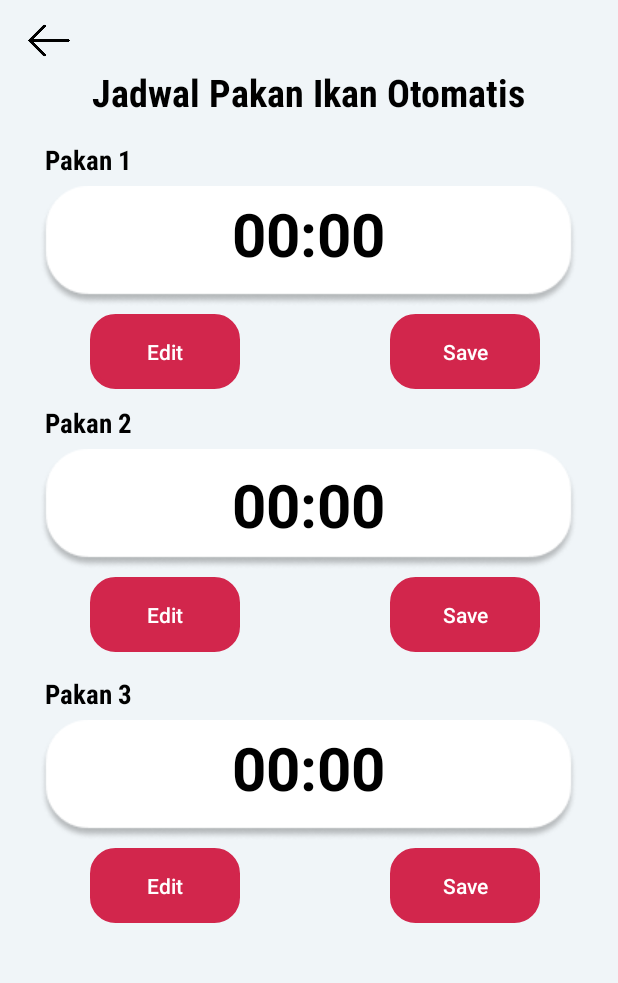
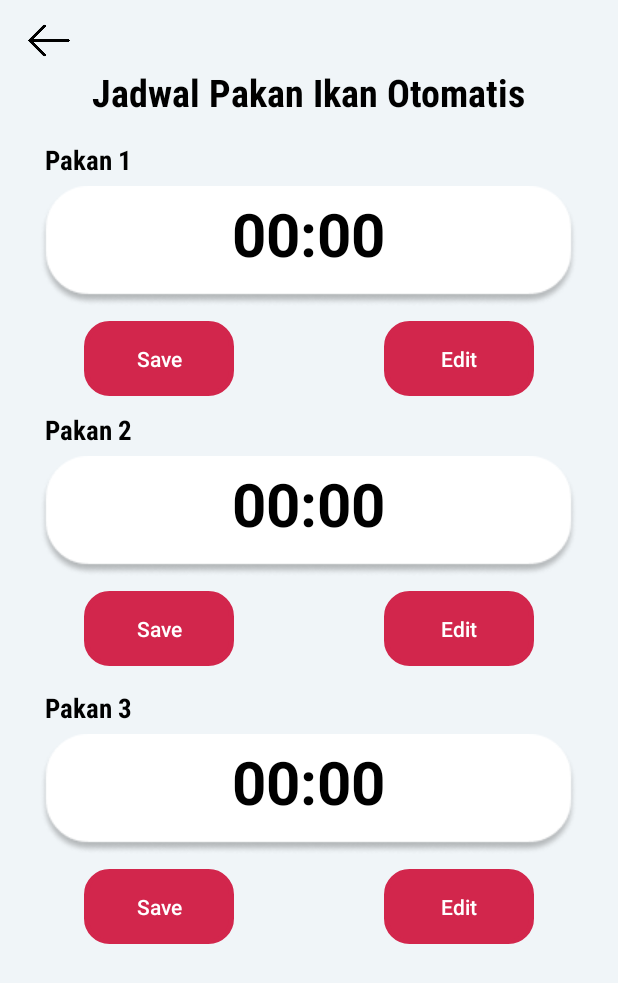
Before and after one commit to ananabillarizky/SmokaMobile, an Android app: the JadwalActivity screen opened directly, with no data from a screen before it, on a phone screen of 412 x 824 dp. Shown: the top 983 px of the screen. Run offline under Robolectric (Android 15) with nearby library versions, the phone set to English and light mode, and no system bars; our stand-ins replace Firebase (no records; nobody signed in at launch, a user with empty details on screens opened directly).

Commit message:
update responsive design #2

```diff
--- a/app/src/main/res/layout/activity_jadwal.xml
+++ b/app/src/main/res/layout/activity_jadwal.xml
@@ -62,35 +62,42 @@
         android:textSize="40dp"
         android:textStyle="bold" />
 
+    <LinearLayout
+        android:id="@+id/llBtnOne"
+        android:layout_width="match_parent"
+        android:layout_height="wrap_content"
+        android:layout_below="@+id/imgjam1"
+        android:layout_marginTop="10dp"
+        android:layout_marginHorizontal="50dp"
+        android:gravity="center_horizontal"
+        android:orientation="horizontal">
         <Button
             android:id="@+id/saveButton"
             android:layout_width="100dp"
             android:layout_height="50dp"
-        android:layout_below="@+id/imgjam1"
-        android:layout_marginStart="260dp"
-        android:layout_marginTop="5dp"
+            android:layout_marginRight="100dp"
             android:background="@drawable/buttonrounded"
             android:onClick="onSaveButtonClicked"
             android:text="Save"
+            android:textColor="@color/white"
             tools:ignore="DuplicateClickableBoundsCheck" />
 
         <Button
             android:id="@+id/editButton"
             android:layout_width="100dp"
             android:layout_height="50dp"
-        android:layout_below="@+id/imgjam1"
-        android:layout_marginStart="60dp"
-        android:layout_marginTop="5dp"
             android:background="@drawable/buttonrounded"
+            android:textColor="@color/white"
             android:onClick="onSaveButtonClicked"
             android:text="Edit"
             tools:ignore="DuplicateClickableBoundsCheck" />
+    </LinearLayout>
 
     <TextView
         android:id="@+id/tv_kettime2"
         android:layout_width="wrap_content"
         android:layout_height="wrap_content"
-        android:layout_below="@+id/saveButton"
+        android:layout_below="@+id/llBtnOne"
         android:layout_marginStart="30dp"
         android:layout_marginTop="10dp"
         android:fontFamily="sans-serif-condensed"
@@ -104,31 +111,39 @@
         android:id="@+id/imgjam2"
         android:layout_width="wrap_content"
         android:layout_height="wrap_content"
-        android:src="@drawable/bgjadwal"
         android:layout_below="@+id/tv_kettime2"
         android:layout_centerInParent="true"
-        android:layout_marginTop="5dp"/>
+        android:layout_marginTop="5dp"
+        android:src="@drawable/bgjadwal" />
 
 
     <TextView
         android:id="@+id/tvtime2"
         android:layout_width="wrap_content"
         android:layout_height="wrap_content"
-        android:layout_below="@+id/saveButton"
+        android:layout_below="@+id/tv_kettime2"
         android:layout_centerInParent="true"
-        android:layout_marginTop="50dp"
+        android:layout_marginTop="10dp"
         android:text="00:00"
         android:textColor="#000000"
         android:textSize="40dp"
         android:textStyle="bold" />
 
+    <LinearLayout
+        android:id="@+id/llBtnTwo"
+        android:layout_width="match_parent"
+        android:layout_height="wrap_content"
+        android:layout_below="@+id/imgjam2"
+        android:layout_marginTop="10dp"
+        android:layout_marginHorizontal="50dp"
+        android:gravity="center_horizontal"
+        android:orientation="horizontal">
             <Button
                 android:id="@+id/saveButton2"
                 android:layout_width="100dp"
                 android:layout_height="50dp"
-        android:layout_below="@+id/imgjam2"
-        android:layout_marginStart="260dp"
-        android:layout_marginTop="5dp"
+                android:layout_marginRight="100dp"
+                android:textColor="@color/white"
                 android:background="@drawable/buttonrounded"
                 android:onClick="onSaveButtonClicked"
                 android:text="Save"
@@ -138,18 +153,20 @@
                 android:id="@+id/editButton2"
                 android:layout_width="100dp"
                 android:layout_height="50dp"
-        android:layout_below="@+id/imgjam2"
-        android:layout_marginStart="60dp"
-        android:layout_marginTop="5dp"
                 android:background="@drawable/buttonrounded"
+                android:textColor="@color/white"
                 android:onClick="onSaveButtonClicked"
                 android:text="Edit"
                 tools:ignore="DuplicateClickableBoundsCheck" />
+    </LinearLayout>
+
+
+
     <TextView
         android:id="@+id/tv_kettime3"
         android:layout_width="wrap_content"
         android:layout_height="wrap_content"
-        android:layout_below="@+id/saveButton2"
+        android:layout_below="@+id/llBtnTwo"
         android:layout_marginStart="30dp"
         android:layout_marginTop="15dp"
         android:fontFamily="sans-serif-condensed"
@@ -173,21 +190,29 @@
         android:id="@+id/tvtime3"
         android:layout_width="wrap_content"
         android:layout_height="wrap_content"
-        android:layout_below="@+id/saveButton2"
+        android:layout_below="@+id/tv_kettime3"
         android:layout_centerInParent="true"
-        android:layout_marginTop="50dp"
+        android:layout_marginTop="10dp"
         android:text="00:00"
         android:textColor="#000000"
         android:textSize="40dp"
         android:textStyle="bold" />
 
+    <LinearLayout
+        android:id="@+id/llBtnThree"
+        android:layout_width="match_parent"
+        android:layout_height="wrap_content"
+        android:layout_below="@+id/imgjam3"
+        android:layout_marginTop="10dp"
+        android:layout_marginHorizontal="50dp"
+        android:gravity="center_horizontal"
+        android:orientation="horizontal">
             <Button
                 android:id="@+id/saveButton3"
                 android:layout_width="100dp"
                 android:layout_height="50dp"
-        android:layout_below="@+id/imgjam3"
-        android:layout_marginStart="260dp"
-        android:layout_marginTop="5dp"
+                android:textColor="@color/white"
+                android:layout_marginRight="100dp"
                 android:background="@drawable/buttonrounded"
                 android:onClick="onSaveButtonClicked"
                 android:text="Save"
@@ -197,12 +222,12 @@
                 android:id="@+id/editButton3"
                 android:layout_width="100dp"
                 android:layout_height="50dp"
-        android:layout_below="@+id/imgjam3"
-        android:layout_marginStart="60dp"
-        android:layout_marginTop="5dp"
+                android:textColor="@color/white"
                 android:background="@drawable/buttonrounded"
                 android:onClick="onSaveButtonClicked"
                 android:text="Edit"
                 tools:ignore="DuplicateClickableBoundsCheck" />
 
+    </LinearLayout>
+
 </RelativeLayout>
--- a/app/src/main/res/layout/activity_main.xml
+++ b/app/src/main/res/layout/activity_main.xml
@@ -77,14 +77,18 @@
         android:textColor="#FFFFFF"
         android:textSize="16dp" />
 
+    <LinearLayout
+        android:layout_width="match_parent"
+        android:layout_height="wrap_content"
+        android:layout_marginTop="20dp"
+        android:layout_below="@+id/imgbg2"
+        android:gravity="center_horizontal"
+        android:orientation="horizontal">
         <ImageView
             android:id="@+id/monitoring"
             android:layout_width="170dp"
             android:layout_height="170dp"
             android:layout_below="@+id/imgbg1"
-        android:layout_centerVertical="true"
-        android:layout_marginStart="30dp"
-        android:layout_marginTop="100dp"
             android:src="@drawable/menu_monitoring" />
 
         <ImageView
@@ -92,10 +96,10 @@
             android:layout_width="170dp"
             android:layout_height="170dp"
             android:layout_below="@+id/imgbg1"
-        android:layout_centerVertical="true"
-        android:layout_marginStart="220dp"
-        android:layout_marginTop="100dp"
             android:src="@drawable/menu_controlling" />
+    </LinearLayout>
+
+
 
 
 </RelativeLayout>
--- a/app/src/main/res/values-night/themes.xml
+++ b/app/src/main/res/values-night/themes.xml
@@ -3,5 +3,16 @@
     <style name="Base.Theme.MobileSmokaIoT" parent="Theme.Material3.DayNight.NoActionBar">
         <!-- Customize your dark theme here. -->
         <!-- <item name="colorPrimary">@color/my_dark_primary</item> -->
+        <item name="colorPrimary">@color/primaryColor</item>
+        <item name="colorAccent">@color/colorAccent</item>
+        <item name="android:timePickerStyle">@style/MyTimePickerTheme</item>
+    </style>
+    <style name="Theme.MobileSmokaIoT" parent="Base.Theme.MobileSmokaIoT" />
+    <style name="Theme.MobileSmokaIoT.NoActionBar" >
+        <item name = "windowActionBar">false</item>
+        <item name = "windowNoTitle">true</item>
+    </style>
+    <style name="MyTimePickerTheme" parent="android:Widget.Material.Light.TimePicker">
+        <item name="android:timePickerMode">clock</item>
     </style>
 </resources>
```
Lines whose indentation alone changed are shown as unchanged.
